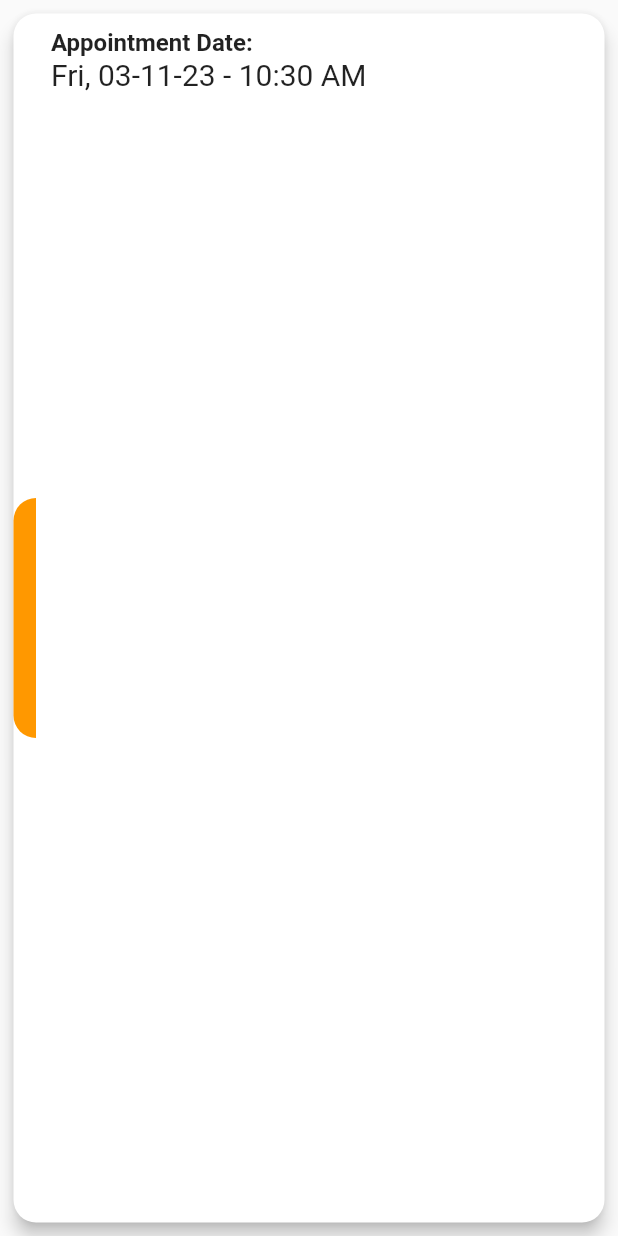
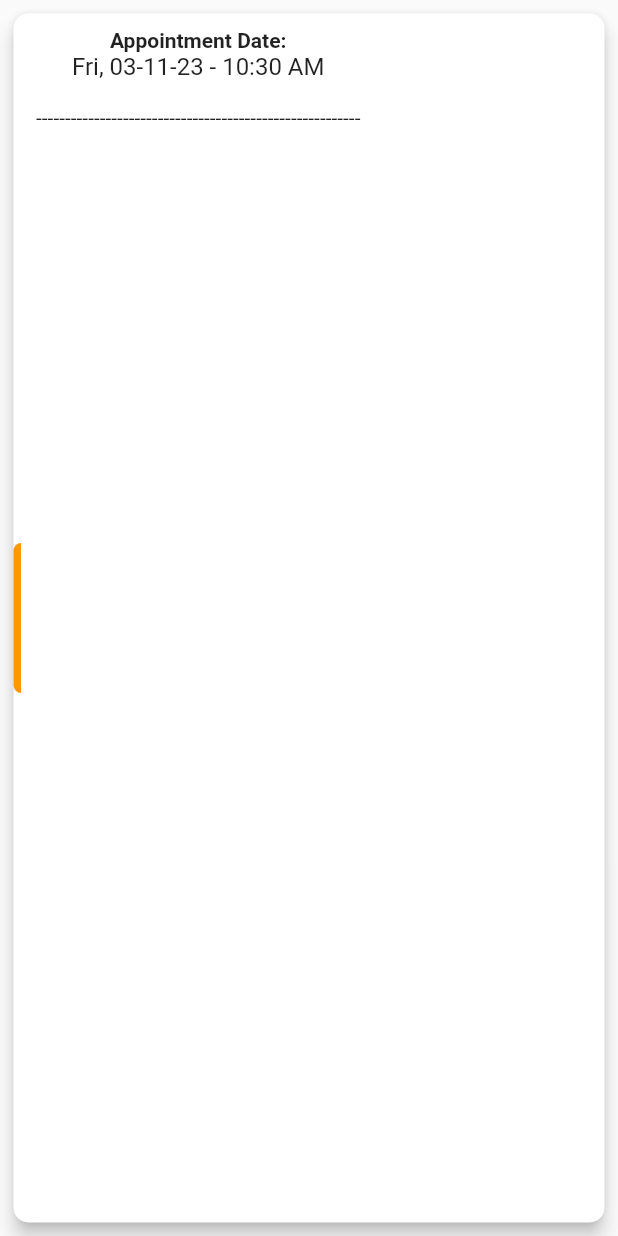
Before and after one commit to kodeinnovate/kode_rx, a Flutter app: the MySquare widget shown alone on an empty page, opened directly with empty values, on a phone screen of 412 x 824 dp. Run offline on Flutter 3.47's test engine with Material 2 defaults, Android fonts, the phone set to English and light mode, and no system bars.

Commit message:
made minor changes

```diff
--- a/lib/square.dart
+++ b/lib/square.dart
@@ -2,6 +2,8 @@ import 'package:flutter/material.dart';
 import 'package:intl/intl.dart';
 import 'package:kode_rx/app_colors.dart';
 import 'package:kode_rx/common_class.dart';
+import 'package:kode_rx/device_helper.dart';
+
 
 class MySquare extends StatelessWidget {
   final String name;
@@ -19,7 +21,9 @@ class MySquare extends StatelessWidget {
       padding: const EdgeInsets.all(5.0),
       child: Card(
         shape: RoundedRectangleBorder(
-          borderRadius: BorderRadius.circular(15.0),
+          borderRadius: BorderRadius.circular(
+            DeviceHelper.getDeviceType == DeviceType.tablet ? 15.0 : 10.0,
+          ),
         ),
         elevation: 5,
         child: Row(
@@ -27,47 +31,67 @@ class MySquare extends StatelessWidget {
             Container(
               decoration: BoxDecoration(
                 borderRadius: const BorderRadius.only(
-                  topLeft: Radius.circular(20),
-                  bottomLeft: Radius.circular(20),
+                  topLeft: Radius.circular(
+                    DeviceHelper.getDeviceType == DeviceType.tablet ? 20 : 10,
+                  ),
+                  bottomLeft: Radius.circular(
+                    DeviceHelper.getDeviceType == DeviceType.tablet ? 20 : 10,
+                  ),
                 ),
                 color: statusColor,
               ),
-              width: 15,
-              height: 160,
+              width: DeviceHelper.getDeviceType == DeviceType.tablet ? 10 : 5,
+              height: DeviceHelper.getDeviceType == DeviceType.tablet ? 200 : 100,
             ),
             Padding(
-              padding: const EdgeInsets.all(10.0),
+              padding: const EdgeInsets.all(
+                DeviceHelper.getDeviceType == DeviceType.tablet ? 20.0 : 10.0,
+              ),
               child: Column(
-                crossAxisAlignment: CrossAxisAlignment.start,
+                // crossAxisAlignment: CrossAxisAlignment.start,
                 children: [
                   Column(
-                    crossAxisAlignment: CrossAxisAlignment.start,
+                    // crossAxisAlignment: CrossAxisAlignment.start,
                     children: [
                       const Text(
                         'Appointment Date:',
                         style: TextStyle(
-                            fontSize: 16, fontWeight: FontWeight.bold),
+                          fontSize:
+                              DeviceHelper.getDeviceType == DeviceType.tablet
+                                  ? 20
+                                  : 14,
+                          fontWeight: FontWeight.bold,
+                        ),
                       ),
-
-                      // const SizedBox(height: 10),
-
                       Text(
                         format.format(date),
                         style: const TextStyle(
-                            fontSize: 20, fontWeight: FontWeight.w400),
+                          fontSize:
+                              DeviceHelper.getDeviceType == DeviceType.tablet
+                                  ? 24
+                                  : 16,
+                          fontWeight: FontWeight.w400,
+                        ),
                       ),
                     ],
                   ),
-                const Padding(
-                    padding: EdgeInsets.symmetric(vertical: 5.0),
-                    child: Divider(color: AppColors.customDividerColor, thickness: 2.0,),
+                  // This is where you add your red Container
+                  Container(
+                    child: Divider(color: Colors.amber, thickness: 2),
+                  ),
+
+                 Text(
+                    '--------------------------------------------------------', style: TextStyle(color: AppColors.customDividerColor)// Use the desired gray color.
                   ),
                   SizedBox(
-                    // height: 40,
-                    // padding: const EdgeInsets.only(top: 10),
                     child: Text(
                       name,
-                      style: const TextStyle(fontSize: 40),
+                      style: const TextStyle(
+                        fontSize:
+                            DeviceHelper.getDeviceType == DeviceType.tablet
+                                ? 38
+                                : 18,
+                      ),
                     ),
                   ),
                 ],
@@ -78,6 +102,7 @@ class MySquare extends StatelessWidget {
       ),
     );
   }
+
 
   Color getStatusColor(Status status) {
     switch (status) {
```
